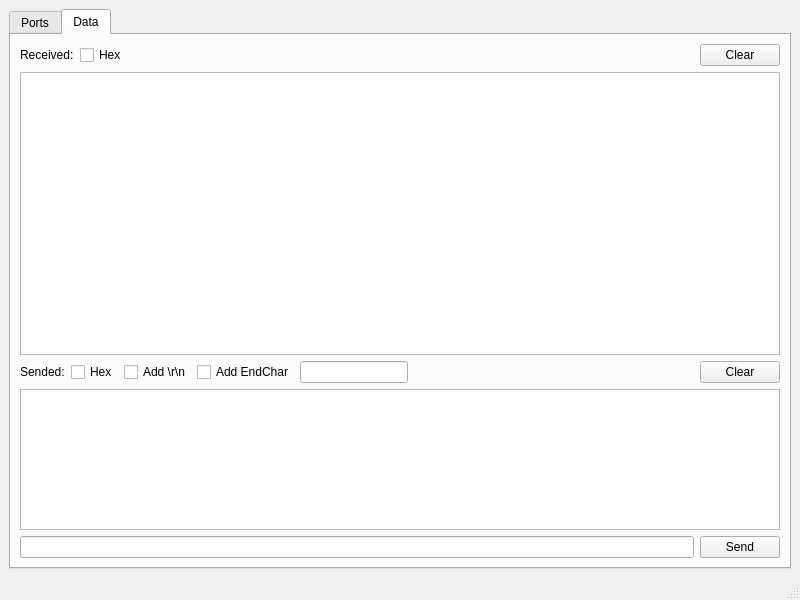
The window that mainwindow.ui (wh201906/SerialTest) describes before a commit, drawn with Qt 5.
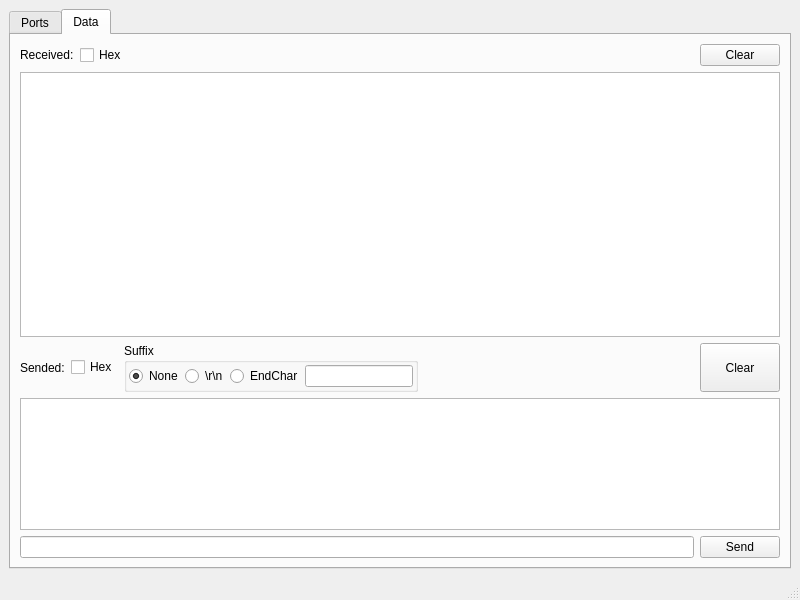
The same window after the commit.

Commit message: Support Suffix

```diff
--- a/mainwindow.ui
+++ b/mainwindow.ui
@@ -312,21 +312,52 @@
            </widget>
           </item>
           <item>
-           <widget class="QCheckBox" name="sendedAddCRLFBox">
+           <widget class="QGroupBox" name="groupBox_2">
+            <property name="title">
+             <string>Suffix</string>
+            </property>
+            <layout class="QHBoxLayout" name="horizontalLayout_6">
+             <property name="spacing">
+              <number>2</number>
+             </property>
+             <property name="leftMargin">
+              <number>2</number>
+             </property>
+             <property name="topMargin">
+              <number>2</number>
+             </property>
+             <property name="rightMargin">
+              <number>2</number>
+             </property>
+             <property name="bottomMargin">
+              <number>2</number>
+             </property>
+             <item>
+              <widget class="QRadioButton" name="suffixNoneButton">
             <property name="text">
-             <string>Add \r\n</string>
-            </property>
+                <string>None</string>
+               </property>
+               <property name="checked">
+                <bool>true</bool>
+               </property>
            </widget>
           </item>
           <item>
-           <widget class="QCheckBox" name="sendedAddEndCharBox">
+              <widget class="QRadioButton" name="suffixCRLFButton">
             <property name="text">
-             <string>Add EndChar</string>
+                <string>\r\n</string>
             </property>
            </widget>
           </item>
           <item>
-           <widget class="QLineEdit" name="sendedEncCharEdit">
+              <widget class="QRadioButton" name="suffixEndCharButton">
+               <property name="text">
+                <string>EndChar</string>
+               </property>
+              </widget>
+             </item>
+             <item>
+              <widget class="QLineEdit" name="suffixEndCharEdit">
             <property name="sizePolicy">
              <sizepolicy hsizetype="Minimum" vsizetype="Fixed">
               <horstretch>0</horstretch>
@@ -336,6 +367,9 @@
             <property name="maxLength">
              <number>1</number>
             </property>
+              </widget>
+             </item>
+            </layout>
            </widget>
           </item>
           <item>
```
Lines whose indentation alone changed are shown as unchanged. The commit also changes 1 other file.
